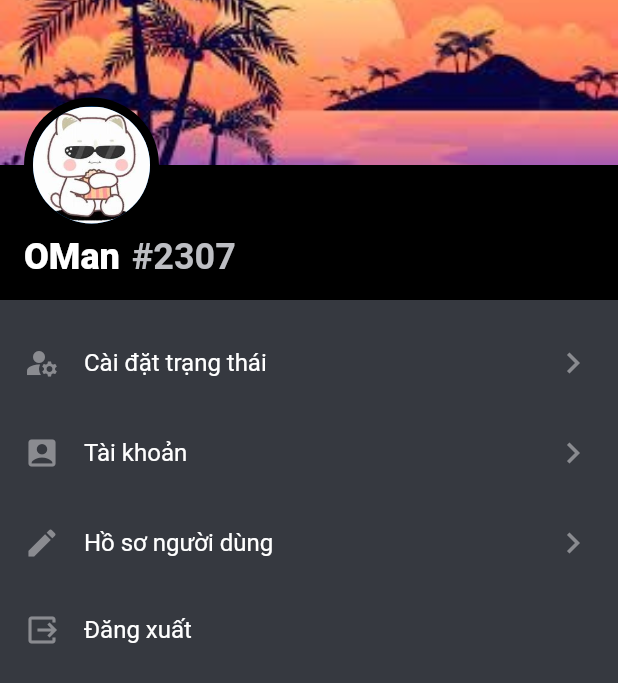
After one commit to tunnvv/Nhom-6_INT3020-40, a Flutter app: the AccountScreen screen opened directly, on a phone screen of 412 x 824 dp. The commit adds this screen. Shown: the top 683 px of the screen. Run offline on Flutter 3.47's test engine with Material 2 defaults, Android fonts, the phone set to English and light mode, and no system bars; our stand-ins replace fluttertoast.

Commit message:
add AccountScreen: add UI, add library, add fake image data

```diff
--- /dev/null
+++ b/discord_clone/lib/screens/account/account_screen.dart
@@ -0,0 +1,128 @@
+import 'package:discord_clone/utils/colors.dart';
+import 'package:discord_clone/widgets/account_item.dart';
+import 'package:flutter/material.dart';
+import 'package:fluttertoast/fluttertoast.dart';
+
+class AccountItem {
+  final IconData iconData;
+  final String name;
+  final bool isHasChevron;
+  final VoidCallback onTap;
+  final List<Widget> actions;
+
+  AccountItem(
+      this.iconData, this.name, this.isHasChevron, this.onTap, this.actions);
+}
+
+class AccountScreen extends StatefulWidget {
+  const AccountScreen({super.key});
+
+  @override
+  State<AccountScreen> createState() => _AccountScreenState();
+}
+
+class _AccountScreenState extends State<AccountScreen> {
+  @override
+  Widget build(BuildContext context) {
+    Size screenSize = MediaQuery.of(context).size;
+
+    void showToast(String msg) {
+      Fluttertoast.showToast(
+        msg: msg,
+        toastLength: Toast.LENGTH_SHORT,
+        timeInSecForIosWeb: 1,
+      );
+    }
+
+    List<AccountItem> accountItemList = [
+      AccountItem(Icons.manage_accounts, "Cài đặt trạng thái", true,
+          () => showToast("Cài đặt trạng thái"), []),
+      AccountItem(Icons.account_box, "Tài khoản", true,
+          () => showToast("Tài khoản"), []),
+      AccountItem(Icons.edit, "Hồ sơ người dùng", true,
+          () => showToast("Hồ sơ người dùng"), []),
+      AccountItem(
+          Icons.output, "Đăng xuất", false, () => showToast("Đăng xuất"), [])
+    ];
+
+    return Scaffold(
+      body: Container(
+        color: statusBarColor,
+        child: SafeArea(
+          child: Stack(children: <Widget>[
+            Column(
+              children: [
+                Image.asset(
+                  "assets/images/wallpaper.jpg",
+                  height: 110,
+                  width: screenSize.width,
+                  fit: BoxFit.cover,
+                ),
+                Container(
+                  color: blackColor,
+                  height: 90,
+                ),
+                Expanded(
+                    child: Container(
+                        color: accountBackgroundColor,
+                        width: screenSize.width,
+                        child: ListView.builder(
+                            padding: const EdgeInsets.symmetric(
+                                horizontal: 0, vertical: 12),
+                            itemCount: accountItemList.length,
+                            scrollDirection: Axis.vertical,
+                            itemBuilder: (context, index) {
+                              return AccountItemWidget(
+                                  iconData: accountItemList[index].iconData,
+                                  name: accountItemList[index].name,
+                                  isHasChevron:
+                                      accountItemList[index].isHasChevron,
+                                  onTap: accountItemList[index].onTap,
+                                  actions: accountItemList[index].actions);
+                            }))),
+              ],
+            ),
+            Positioned(
+              left: 16,
+              top: 110 - 45,
+              child: Column(
+                crossAxisAlignment: CrossAxisAlignment.start,
+                children: <Widget>[
+                  const CircleAvatar(
+                    radius: 45,
+                    backgroundColor: blackColor,
+                    child: CircleAvatar(
+                      backgroundImage: AssetImage('assets/images/avatar.jpg'),
+                      radius: 39,
+                    ),
+                  ),
+                  const SizedBox(height: 2),
+                  Row(
+                    children: const <Widget>[
+                      Text(
+                        "OMan",
+                        style: TextStyle(
+                            color: whiteColor,
+                            fontSize: 24,
+                            fontWeight: FontWeight.w900),
+                      ),
+                      SizedBox(width: 8),
+                      Text(
+                        "#2307",
+                        style: TextStyle(
+                          color: accountSecondaryTextColor,
+                          fontSize: 24,
+                          fontWeight: FontWeight.w700,
+                        ),
+                      )
+                    ],
+                  )
+                ],
+              ),
+            ),
+          ]),
+        ),
+      ),
+    );
+  }
+}
--- a/discord_clone/lib/utils/colors.dart
+++ b/discord_clone/lib/utils/colors.dart
@@ -2,6 +2,7 @@ import 'package:flutter/material.dart';
 
 const whiteColor = Colors.white;
 const blackColor = Colors.black;
+const statusBarColor = Color(0xFF212227);
 
 // Bottom Navigation
 const bottomNavigationColor = Color(0xFF191A1F);
@@ -13,7 +14,7 @@ const kPrimaryLightColor = Color(0xFFFFFFFF);
 const kSignupBntColor = Color(0xFF5964FC);
 const kSigninBntColor = Color(0xFF6A7480);
 
-// Bui Van Toan
+// Chat Screen
 const chatBorderColor = Color(0xFF27272f);
 const chatIconColor = Color(0XFFbabbc0);
 const chatHeaderColor = Color(0XFF303135);
@@ -21,4 +22,10 @@ const chatBodyColor = Color(0XFF363940);
 const chatBackgroundWidgetColor = Color(0XFF2a2b2f);
 const chatTextSecondaryColor = Color(0xFF78797e);
 
+// Account Screen
+const accountIconColor = Color(0XFF8a8b90);
+const accountSecondaryTextColor = Color(0XFFbdbec3);
+const accountBackgroundColor = Color(0xFF363940);
+const accountWidgetClickColor = Color(0xFF43484e);
+
 // Nguyen Manh Tuan
--- /dev/null
+++ b/discord_clone/lib/widgets/account_item.dart
@@ -0,0 +1,59 @@
+import 'package:discord_clone/utils/colors.dart';
+import "package:flutter/material.dart";
+
+class AccountItemWidget extends StatelessWidget {
+  final IconData iconData;
+  final String name;
+  final bool isHasChevron;
+  final VoidCallback onTap;
+  final List<Widget> actions;
+
+  const AccountItemWidget(
+      {Key? key,
+      required this.iconData,
+      required this.name,
+      required this.isHasChevron,
+      required this.onTap,
+      required this.actions})
+      : super(key: key);
+
+  @override
+  Widget build(BuildContext context) {
+    return Material(
+      color: Colors.transparent,
+      child: InkWell(
+        splashColor: accountWidgetClickColor,
+        highlightColor: accountWidgetClickColor,
+        onTap: onTap,
+        child: Container(
+          padding: const EdgeInsets.all(16),
+          child: Row(crossAxisAlignment: CrossAxisAlignment.center, children: [
+            Icon(
+              iconData,
+              color: accountIconColor,
+            ),
+            Expanded(
+              child: Padding(
+                padding:
+                    const EdgeInsets.symmetric(horizontal: 16, vertical: 0),
+                child: Text(
+                  name,
+                  style: const TextStyle(fontSize: 16, color: whiteColor),
+                ),
+              ),
+            ),
+            Row(
+              children: actions,
+            ),
+            if (isHasChevron)
+              const Icon(
+                Icons.chevron_right,
+                size: 28,
+                color: accountIconColor,
+              ),
+          ]),
+        ),
+      ),
+    );
+  }
+}
--- a/discord_clone/pubspec.yaml
+++ b/discord_clone/pubspec.yaml
@@ -35,6 +35,7 @@ dependencies:
   # The following adds the Cupertino Icons font to your application.
   # Use with the CupertinoIcons class for iOS style icons.
   cupertino_icons: ^1.0.2
+  fluttertoast: ^8.0.8
 
 dev_dependencies:
   flutter_test:
@@ -47,7 +48,7 @@ dev_dependencies:
   # rules and activating additional ones.
   flutter_lints: ^2.0.0
 
-  flutter_inner_drawer: "^1.0.0+1"
+  flutter_inner_drawer: '^1.0.0+1'
 
 # For information on the generic Dart part of this file, see the
 # following page: https://dart.dev/tools/pub/pubspec
```
Also changed, not shown: discord_clone/assets/images/wallpaper.jpg (added).
